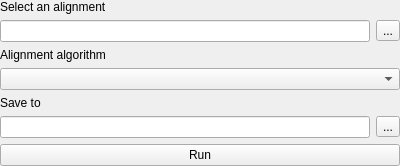
Above: src/corelibs/U2View/src/ov_sequence/alignment_entropy_calculation/EntropyCalculationWidget.ui from ugeneunipro/ugene before the change. Below: the same form after it.
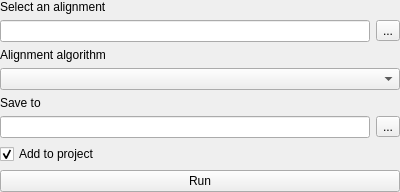
That is the form after the change.

Commit message: new task for opening in project

```diff
--- a/src/corelibs/U2View/src/ov_sequence/alignment_entropy_calculation/EntropyCalculationWidget.ui
+++ b/src/corelibs/U2View/src/ov_sequence/alignment_entropy_calculation/EntropyCalculationWidget.ui
@@ -7,7 +7,7 @@
     <x>0</x>
     <y>0</y>
     <width>400</width>
-    <height>156</height>
+    <height>178</height>
    </rect>
   </property>
   <property name="windowTitle">
@@ -99,6 +99,16 @@
      </layout>
     </widget>
    </item>
+   <item>
+    <widget class="QCheckBox" name="addToProjectCheckBox">
+     <property name="text">
+      <string>Add to project</string>
+     </property>
+     <property name="checked">
+      <bool>true</bool>
+     </property>
+    </widget>
+   </item>
    <item>
     <layout class="QHBoxLayout" name="horizontalLayout_2">
      <item>
```
The commit also changes 4 other files.
